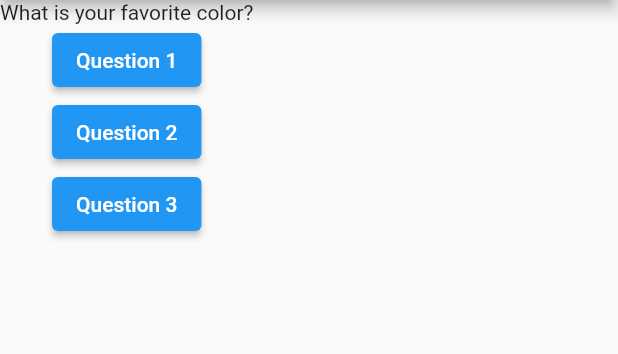
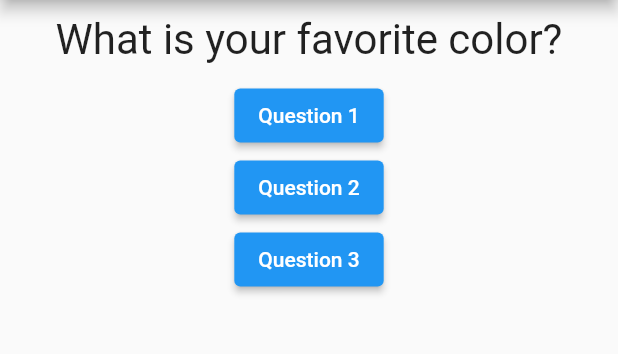
Before and after one commit to santclear/questions_project, a Flutter app: the screen it shows after launch, on a phone screen of 412 x 824 dp, the part 84-438 px from its top. Run offline on Flutter 3.47's test engine with Material 2 defaults, Android fonts, the phone set to English and light mode, and no system bars.

Commit message:
14 - Styled Question's class components.

```diff
--- a/lib/question.dart
+++ b/lib/question.dart
@@ -1,14 +1,16 @@
-import 'package:flutter/src/widgets/container.dart';
-import 'package:flutter/src/widgets/framework.dart';
 import 'package:flutter/material.dart';
 
 class Question extends StatelessWidget {
   final String text;
 
-  Question(this.text);
+  const Question(this.text, {super.key});
 
   @override
   Widget build(BuildContext context) {
-    return Text(text);
+    return Container(
+        width: double.infinity,
+        margin: const EdgeInsets.all(10),
+        child: Text(text,
+            style: const TextStyle(fontSize: 28), textAlign: TextAlign.center));
   }
 }
```
